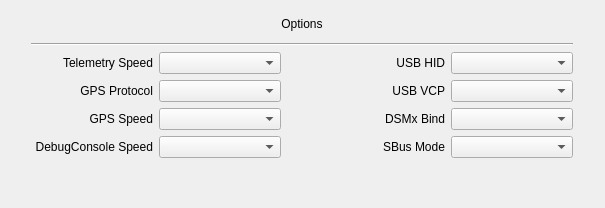
Before: the Qt Designer form ground/gcs/src/plugins/config/commonhwsettingswidget.ui in librepilot/LibrePilot, drawn with Qt 5.
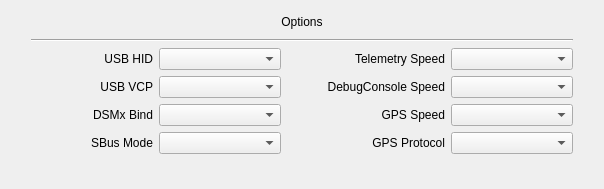
After: the same form once the commit is applied.

What changed in the file:
```diff
--- a/ground/gcs/src/plugins/config/commonhwsettingswidget.ui
+++ b/ground/gcs/src/plugins/config/commonhwsettingswidget.ui
@@ -6,8 +6,8 @@
    <rect>
     <x>0</x>
     <y>0</y>
-    <width>605</width>
-    <height>208</height>
+    <width>604</width>
+    <height>189</height>
    </rect>
   </property>
   <layout class="QGridLayout" name="gridLayout_10">
@@ -67,28 +67,12 @@
      </property>
     </widget>
    </item>
-   <item row="2" column="1" rowspan="5" colspan="2">
+   <item row="2" column="4" rowspan="5" colspan="2">
     <layout class="QGridLayout" name="gridLayout_2">
      <property name="verticalSpacing">
       <number>-1</number>
      </property>
-     <item row="3" column="0">
-      <widget class="QLabel" name="lbGPSSpeed">
-       <property name="sizePolicy">
-        <sizepolicy hsizetype="Preferred" vsizetype="Fixed">
-         <horstretch>0</horstretch>
-         <verstretch>0</verstretch>
-        </sizepolicy>
-       </property>
-       <property name="text">
-        <string>GPS Speed</string>
-       </property>
-       <property name="alignment">
-        <set>Qt::AlignRight|Qt::AlignTrailing|Qt::AlignVCenter</set>
-       </property>
-      </widget>
-     </item>
-     <item row="1" column="1">
+     <item row="4" column="1">
       <widget class="QComboBox" name="cbTelemetrySpeed">
        <property name="enabled">
         <bool>true</bool>
@@ -98,7 +82,7 @@
        </property>
       </widget>
      </item>
-     <item row="1" column="0">
+     <item row="4" column="0">
       <widget class="QLabel" name="lbTelemetrySpeed">
        <property name="sizePolicy">
         <sizepolicy hsizetype="Preferred" vsizetype="Fixed">
@@ -114,60 +98,14 @@
        </property>
       </widget>
      </item>
-     <item row="2" column="0">
-      <widget class="QLabel" name="lbGPSProtocol">
-       <property name="sizePolicy">
-        <sizepolicy hsizetype="Preferred" vsizetype="Fixed">
-         <horstretch>0</horstretch>
-         <verstretch>0</verstretch>
-        </sizepolicy>
-       </property>
-       <property name="text">
-        <string>GPS Protocol</string>
-       </property>
-       <property name="alignment">
-        <set>Qt::AlignRight|Qt::AlignTrailing|Qt::AlignVCenter</set>
-       </property>
-      </widget>
-     </item>
-     <item row="2" column="1">
-      <widget class="QComboBox" name="cbGPSProtocol">
-       <property name="enabled">
-        <bool>true</bool>
-       </property>
-      </widget>
-     </item>
-     <item row="4" column="0">
-      <widget class="QLabel" name="lbDebugConsoleSpeed">
-       <property name="sizePolicy">
-        <sizepolicy hsizetype="Preferred" vsizetype="Fixed">
-         <horstretch>0</horstretch>
-         <verstretch>0</verstretch>
-        </sizepolicy>
-       </property>
-       <property name="text">
-        <string>DebugConsole Speed</string>
-       </property>
-       <property name="alignment">
-        <set>Qt::AlignRight|Qt::AlignTrailing|Qt::AlignVCenter</set>
-       </property>
-      </widget>
-     </item>
-     <item row="4" column="1">
-      <widget class="QComboBox" name="cbDebugConsoleSpeed">
-       <property name="enabled">
-        <bool>true</bool>
-       </property>
-      </widget>
-     </item>
-     <item row="3" column="1">
+     <item row="6" column="1">
       <widget class="QComboBox" name="cbGPSSpeed">
        <property name="enabled">
         <bool>true</bool>
        </property>
       </widget>
      </item>
-     <item row="5" column="0" colspan="2">
+     <item row="8" column="0" colspan="2">
       <spacer name="verticalSpacer_2">
        <property name="orientation">
         <enum>Qt::Vertical</enum>
@@ -183,9 +121,71 @@
        </property>
       </spacer>
      </item>
+     <item row="5" column="1">
+      <widget class="QComboBox" name="cbDebugConsoleSpeed">
+       <property name="enabled">
+        <bool>true</bool>
+       </property>
+      </widget>
+     </item>
+     <item row="5" column="0">
+      <widget class="QLabel" name="lbDebugConsoleSpeed">
+       <property name="sizePolicy">
+        <sizepolicy hsizetype="Preferred" vsizetype="Fixed">
+         <horstretch>0</horstretch>
+         <verstretch>0</verstretch>
+        </sizepolicy>
+       </property>
+       <property name="text">
+        <string>DebugConsole Speed</string>
+       </property>
+       <property name="alignment">
+        <set>Qt::AlignRight|Qt::AlignTrailing|Qt::AlignVCenter</set>
+       </property>
+      </widget>
+     </item>
+     <item row="6" column="0">
+      <widget class="QLabel" name="lbGPSSpeed">
+       <property name="sizePolicy">
+        <sizepolicy hsizetype="Preferred" vsizetype="Fixed">
+         <horstretch>0</horstretch>
+         <verstretch>0</verstretch>
+        </sizepolicy>
+       </property>
+       <property name="text">
+        <string>GPS Speed</string>
+       </property>
+       <property name="alignment">
+        <set>Qt::AlignRight|Qt::AlignTrailing|Qt::AlignVCenter</set>
+       </property>
+      </widget>
+     </item>
+     <item row="7" column="0">
+      <widget class="QLabel" name="lbGPSProtocol">
+       <property name="sizePolicy">
+        <sizepolicy hsizetype="Preferred" vsizetype="Fixed">
+         <horstretch>0</horstretch>
+         <verstretch>0</verstretch>
+        </sizepolicy>
+       </property>
+       <property name="text">
+        <string>GPS Protocol</string>
+       </property>
+       <property name="alignment">
+        <set>Qt::AlignRight|Qt::AlignTrailing|Qt::AlignVCenter</set>
+       </property>
+      </widget>
+     </item>
+     <item row="7" column="1">
+      <widget class="QComboBox" name="cbGPSProtocol">
+       <property name="enabled">
+        <bool>true</bool>
+       </property>
+      </widget>
+     </item>
     </layout>
    </item>
-   <item row="2" column="4" rowspan="5" colspan="2">
+   <item row="2" column="1" rowspan="5" colspan="2">
     <layout class="QGridLayout" name="gridLayout_3">
      <property name="verticalSpacing">
       <number>-1</number>
```
